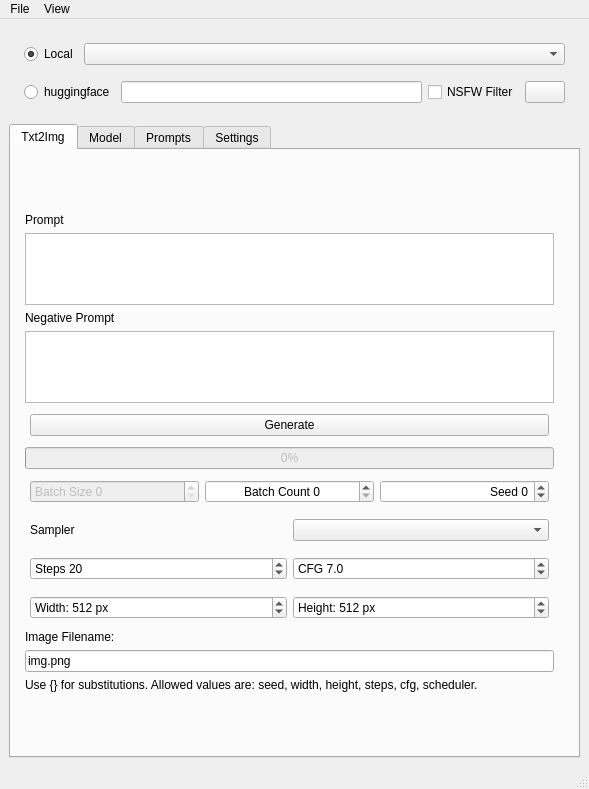
First picture: the form in mainwindow.ui, repository arcum42/qt_diffusers_ui, before the edit.
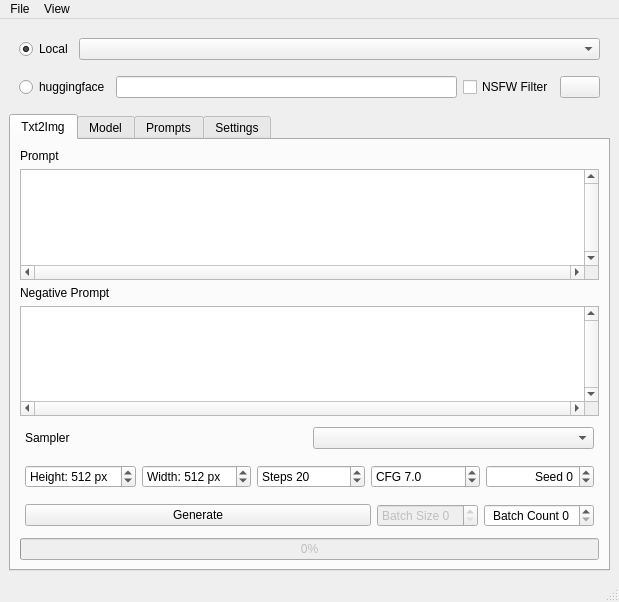
Second picture: the form after the edit. Icons and pictures are not drawn.

```diff
--- a/mainwindow.ui
+++ b/mainwindow.ui
@@ -9,8 +9,8 @@
    <rect>
     <x>0</x>
     <y>0</y>
-    <width>589</width>
-    <height>789</height>
+    <width>619</width>
+    <height>602</height>
    </rect>
   </property>
   <property name="sizePolicy">
@@ -32,24 +32,7 @@
    <bool>false</bool>
   </property>
   <widget class="QWidget" name="centralwidget">
-   <layout class="QGridLayout" name="gridLayout">
-    <item row="0" column="0">
-     <layout class="QHBoxLayout" name="horizontalLayout_2">
-      <property name="sizeConstraint">
-       <enum>QLayout::SetDefaultConstraint</enum>
-      </property>
-      <property name="leftMargin">
-       <number>5</number>
-      </property>
-      <property name="topMargin">
-       <number>5</number>
-      </property>
-      <property name="rightMargin">
-       <number>5</number>
-      </property>
-      <property name="bottomMargin">
-       <number>5</number>
-      </property>
+   <layout class="QVBoxLayout" name="verticalLayout">
       <item>
        <layout class="QVBoxLayout" name="verticalLayout_5">
         <property name="leftMargin">
@@ -159,9 +142,7 @@
         </item>
        </layout>
       </item>
-     </layout>
-    </item>
-    <item row="1" column="0">
+    <item>
      <layout class="QVBoxLayout" name="verticalLayout_5">
       <item>
        <widget class="QTabWidget" name="theTabs">
@@ -181,26 +162,7 @@
          <attribute name="title">
           <string>Txt2Img</string>
          </attribute>
-         <layout class="QVBoxLayout" name="verticalLayout_3">
-          <item>
-           <layout class="QHBoxLayout" name="horizontalLayout_7">
-            <item>
              <layout class="QVBoxLayout" name="verticalLayout_2">
-              <property name="sizeConstraint">
-               <enum>QLayout::SetDefaultConstraint</enum>
-              </property>
-              <property name="leftMargin">
-               <number>5</number>
-              </property>
-              <property name="topMargin">
-               <number>5</number>
-              </property>
-              <property name="rightMargin">
-               <number>5</number>
-              </property>
-              <property name="bottomMargin">
-               <number>5</number>
-              </property>
               <item>
                <widget class="QLabel" name="label">
                 <property name="text">
@@ -211,13 +173,25 @@
               <item>
                <widget class="QPlainTextEdit" name="promptText">
                 <property name="sizePolicy">
-                 <sizepolicy hsizetype="Preferred" vsizetype="Minimum">
+             <sizepolicy hsizetype="MinimumExpanding" vsizetype="MinimumExpanding">
                   <horstretch>0</horstretch>
                   <verstretch>0</verstretch>
                  </sizepolicy>
                 </property>
+            <property name="inputMethodHints">
+             <set>Qt::ImhMultiLine</set>
+            </property>
+            <property name="verticalScrollBarPolicy">
+             <enum>Qt::ScrollBarAlwaysOn</enum>
+            </property>
+            <property name="horizontalScrollBarPolicy">
+             <enum>Qt::ScrollBarAlwaysOn</enum>
+            </property>
                 <property name="sizeAdjustPolicy">
-                 <enum>QAbstractScrollArea::AdjustToContents</enum>
+             <enum>QAbstractScrollArea::AdjustToContentsOnFirstShow</enum>
+            </property>
+            <property name="maximumBlockCount">
+             <number>0</number>
                 </property>
                </widget>
               </item>
@@ -231,128 +205,22 @@
               <item>
                <widget class="QPlainTextEdit" name="negPromptText">
                 <property name="sizePolicy">
-                 <sizepolicy hsizetype="Preferred" vsizetype="Minimum">
+             <sizepolicy hsizetype="MinimumExpanding" vsizetype="MinimumExpanding">
                   <horstretch>0</horstretch>
                   <verstretch>0</verstretch>
                  </sizepolicy>
                 </property>
+            <property name="verticalScrollBarPolicy">
+             <enum>Qt::ScrollBarAlwaysOn</enum>
+            </property>
+            <property name="horizontalScrollBarPolicy">
+             <enum>Qt::ScrollBarAlwaysOn</enum>
+            </property>
                 <property name="sizeAdjustPolicy">
-                 <enum>QAbstractScrollArea::AdjustToContents</enum>
+             <enum>QAbstractScrollArea::AdjustToContentsOnFirstShow</enum>
                 </property>
                </widget>
               </item>
-              <item>
-               <layout class="QHBoxLayout" name="horizontalLayout_8">
-                <property name="leftMargin">
-                 <number>5</number>
-                </property>
-                <property name="topMargin">
-                 <number>5</number>
-                </property>
-                <property name="rightMargin">
-                 <number>5</number>
-                </property>
-                <property name="bottomMargin">
-                 <number>5</number>
-                </property>
-                <item>
-                 <widget class="QPushButton" name="generateButton">
-                  <property name="text">
-                   <string>Generate</string>
-                  </property>
-                 </widget>
-                </item>
-               </layout>
-              </item>
-              <item>
-               <widget class="QProgressBar" name="generationProgress">
-                <property name="enabled">
-                 <bool>false</bool>
-                </property>
-                <property name="value">
-                 <number>0</number>
-                </property>
-               </widget>
-              </item>
-              <item>
-               <layout class="QHBoxLayout" name="horizontalLayout_6">
-                <property name="sizeConstraint">
-                 <enum>QLayout::SetNoConstraint</enum>
-                </property>
-                <property name="leftMargin">
-                 <number>5</number>
-                </property>
-                <property name="topMargin">
-                 <number>5</number>
-                </property>
-                <property name="rightMargin">
-                 <number>5</number>
-                </property>
-                <property name="bottomMargin">
-                 <number>5</number>
-                </property>
-                <item>
-                 <widget class="QSpinBox" name="bathSizeSpin">
-                  <property name="enabled">
-                   <bool>false</bool>
-                  </property>
-                  <property name="sizePolicy">
-                   <sizepolicy hsizetype="Minimum" vsizetype="Minimum">
-                    <horstretch>0</horstretch>
-                    <verstretch>0</verstretch>
-                   </sizepolicy>
-                  </property>
-                  <property name="suffix">
-                   <string/>
-                  </property>
-                  <property name="prefix">
-                   <string>Batch Size </string>
-                  </property>
-                 </widget>
-                </item>
-                <item>
-                 <widget class="QSpinBox" name="batchCountSpin">
-                  <property name="enabled">
-                   <bool>true</bool>
-                  </property>
-                  <property name="sizePolicy">
-                   <sizepolicy hsizetype="Minimum" vsizetype="Minimum">
-                    <horstretch>0</horstretch>
-                    <verstretch>0</verstretch>
-                   </sizepolicy>
-                  </property>
-                  <property name="alignment">
-                   <set>Qt::AlignCenter</set>
-                  </property>
-                  <property name="prefix">
-                   <string>Batch Count </string>
-                  </property>
-                 </widget>
-                </item>
-                <item>
-                 <widget class="QSpinBox" name="seedSpin">
-                  <property name="sizePolicy">
-                   <sizepolicy hsizetype="Minimum" vsizetype="Minimum">
-                    <horstretch>0</horstretch>
-                    <verstretch>0</verstretch>
-                   </sizepolicy>
-                  </property>
-                  <property name="alignment">
-                   <set>Qt::AlignRight|Qt::AlignTrailing|Qt::AlignVCenter</set>
-                  </property>
-                  <property name="prefix">
-                   <string>Seed </string>
-                  </property>
-                  <property name="minimum">
-                   <number>-1</number>
-                  </property>
-                  <property name="maximum">
-                   <number>2147483647</number>
-                  </property>
-                 </widget>
-                </item>
-               </layout>
-              </item>
               <item>
                <layout class="QHBoxLayout" name="horizontalLayout_5">
                 <property name="leftMargin">
@@ -380,7 +248,7 @@
                </layout>
               </item>
               <item>
-               <layout class="QHBoxLayout" name="horizontalLayout_4">
+           <layout class="QHBoxLayout" name="horizontalLayout">
                 <property name="leftMargin">
                  <number>5</number>
                 </property>
@@ -393,6 +261,41 @@
                 <property name="bottomMargin">
                  <number>5</number>
                 </property>
+            <item>
+             <widget class="QSpinBox" name="heightSpin">
+              <property name="suffix">
+               <string> px</string>
+              </property>
+              <property name="prefix">
+               <string>Height: </string>
+              </property>
+              <property name="maximum">
+               <number>2048</number>
+              </property>
+              <property name="singleStep">
+               <number>64</number>
+              </property>
+              <property name="value">
+               <number>512</number>
+              </property>
+             </widget>
+            </item>
+            <item>
+             <widget class="QSpinBox" name="widthSpin">
+              <property name="suffix">
+               <string> px</string>
+              </property>
+              <property name="prefix">
+               <string>Width: </string>
+              </property>
+              <property name="maximum">
+               <number>2048</number>
+              </property>
+              <property name="value">
+               <number>512</number>
+              </property>
+             </widget>
+            </item>
                 <item>
                  <widget class="QSpinBox" name="stepsSpin">
                   <property name="suffix">
@@ -431,10 +334,32 @@
                   </property>
                  </widget>
                 </item>
+            <item>
+             <widget class="QSpinBox" name="seedSpin">
+              <property name="sizePolicy">
+               <sizepolicy hsizetype="Minimum" vsizetype="Minimum">
+                <horstretch>0</horstretch>
+                <verstretch>0</verstretch>
+               </sizepolicy>
+              </property>
+              <property name="alignment">
+               <set>Qt::AlignRight|Qt::AlignTrailing|Qt::AlignVCenter</set>
+              </property>
+              <property name="prefix">
+               <string>Seed </string>
+              </property>
+              <property name="minimum">
+               <number>-1</number>
+              </property>
+              <property name="maximum">
+               <number>2147483647</number>
+              </property>
+             </widget>
+            </item>
                </layout>
               </item>
               <item>
-               <layout class="QHBoxLayout" name="horizontalLayout">
+           <layout class="QHBoxLayout" name="horizontalLayout_8">
                 <property name="leftMargin">
                  <number>5</number>
                 </property>
@@ -448,82 +373,67 @@
                  <number>5</number>
                 </property>
                 <item>
-                 <widget class="QSpinBox" name="widthSpin">
-                  <property name="suffix">
-                   <string> px</string>
-                  </property>
-                  <property name="prefix">
-                   <string>Width: </string>
-                  </property>
-                  <property name="maximum">
-                   <number>2048</number>
-                  </property>
-                  <property name="value">
-                   <number>512</number>
-                  </property>
+             <widget class="QPushButton" name="generateButton">
+              <property name="sizePolicy">
+               <sizepolicy hsizetype="MinimumExpanding" vsizetype="Fixed">
+                <horstretch>0</horstretch>
+                <verstretch>0</verstretch>
+               </sizepolicy>
+              </property>
+              <property name="text">
+               <string>Generate</string>
+              </property>
                  </widget>
                 </item>
                 <item>
-                 <widget class="QSpinBox" name="heightSpin">
+             <widget class="QSpinBox" name="bathSizeSpin">
+              <property name="enabled">
+               <bool>false</bool>
+              </property>
+              <property name="sizePolicy">
+               <sizepolicy hsizetype="Minimum" vsizetype="Minimum">
+                <horstretch>0</horstretch>
+                <verstretch>0</verstretch>
+               </sizepolicy>
+              </property>
                   <property name="suffix">
-                   <string> px</string>
+               <string/>
                   </property>
                   <property name="prefix">
-                   <string>Height: </string>
-                  </property>
-                  <property name="maximum">
-                   <number>2048</number>
-                  </property>
-                  <property name="singleStep">
-                   <number>64</number>
-                  </property>
-                  <property name="value">
-                   <number>512</number>
-                  </property>
-                 </widget>
-                </item>
-               </layout>
-              </item>
+               <string>Batch Size </string>
+              </property>
+             </widget>
+            </item>
               <item>
-               <widget class="QLabel" name="label_5">
-                <property name="text">
-                 <string>Image Filename:</string>
-                </property>
-               </widget>
-              </item>
-              <item>
-               <widget class="QLineEdit" name="imageFilenameText">
-                <property name="text">
-                 <string>img.png</string>
-                </property>
-               </widget>
-              </item>
-              <item>
-               <widget class="QLabel" name="label_3">
-                <property name="text">
-                 <string>Use {} for substitutions. Allowed values are: seed, width, height, steps, cfg, scheduler.</string>
-                </property>
+             <widget class="QSpinBox" name="batchCountSpin">
+              <property name="enabled">
+               <bool>true</bool>
+              </property>
+              <property name="sizePolicy">
+               <sizepolicy hsizetype="Minimum" vsizetype="Minimum">
+                <horstretch>0</horstretch>
+                <verstretch>0</verstretch>
+               </sizepolicy>
+              </property>
+              <property name="alignment">
+               <set>Qt::AlignCenter</set>
+              </property>
+              <property name="prefix">
+               <string>Batch Count </string>
+              </property>
                </widget>
               </item>
              </layout>
             </item>
             <item>
-             <layout class="QVBoxLayout" name="verticalLayout">
-              <property name="leftMargin">
-               <number>5</number>
-              </property>
-              <property name="topMargin">
-               <number>5</number>
-              </property>
-              <property name="rightMargin">
-               <number>5</number>
-              </property>
-              <property name="bottomMargin">
-               <number>5</number>
-              </property>
-             </layout>
-            </item>
-           </layout>
+           <widget class="QProgressBar" name="generationProgress">
+            <property name="enabled">
+             <bool>false</bool>
+            </property>
+            <property name="value">
+             <number>0</number>
+            </property>
+           </widget>
           </item>
          </layout>
         </widget>
@@ -594,6 +504,30 @@
              </property>
             </widget>
            </item>
+           <item>
+            <widget class="QLabel" name="label_5">
+             <property name="text">
+              <string>Image Filename format:</string>
+             </property>
+            </widget>
+           </item>
+           <item>
+            <widget class="QLineEdit" name="imageFilenameText">
+             <property name="text">
+              <string>img.png</string>
+             </property>
+            </widget>
+           </item>
+           <item>
+            <widget class="QLabel" name="label_3">
+             <property name="text">
+              <string>&lt;html&gt;&lt;head/&gt;&lt;body&gt;&lt;p&gt;Use {} for substitutions. &lt;/p&gt;&lt;p&gt;Allowed values are: seed, width, height, steps, cfg, scheduler, batch, batch size.&lt;/p&gt;&lt;/body&gt;&lt;/html&gt;</string>
+             </property>
+             <property name="wordWrap">
+              <bool>true</bool>
+             </property>
+            </widget>
+           </item>
            <item>
             <spacer name="verticalSpacer">
              <property name="orientation">
@@ -621,7 +555,7 @@
     <rect>
      <x>0</x>
      <y>0</y>
-     <width>589</width>
+     <width>619</width>
      <height>23</height>
     </rect>
    </property>
```
Lines whose indentation alone changed are shown as unchanged.
